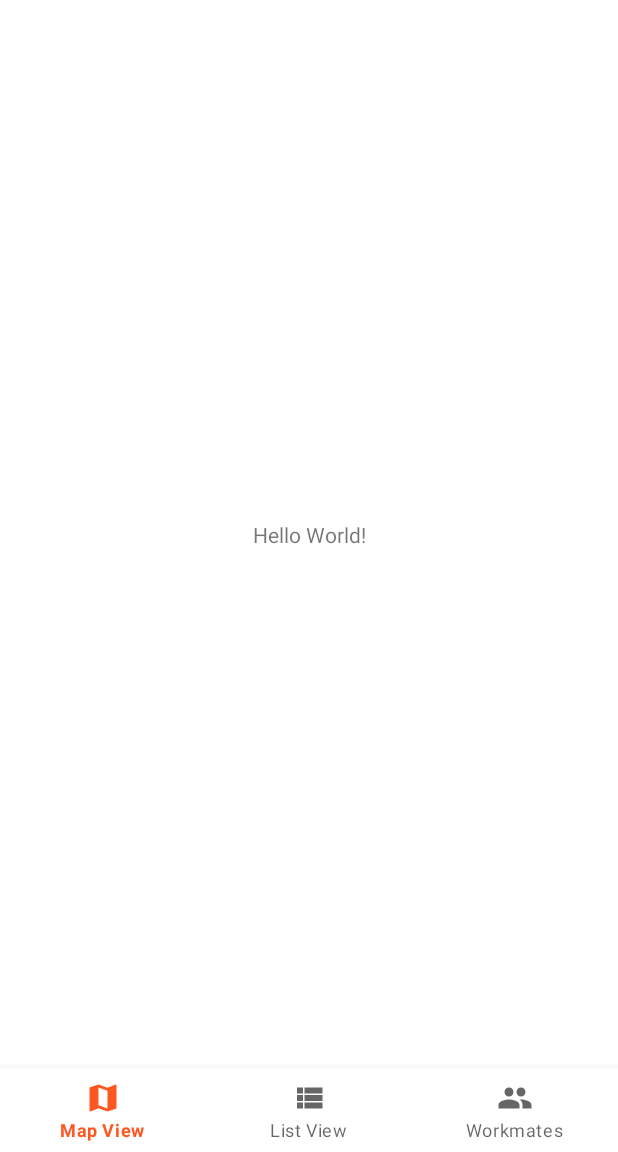
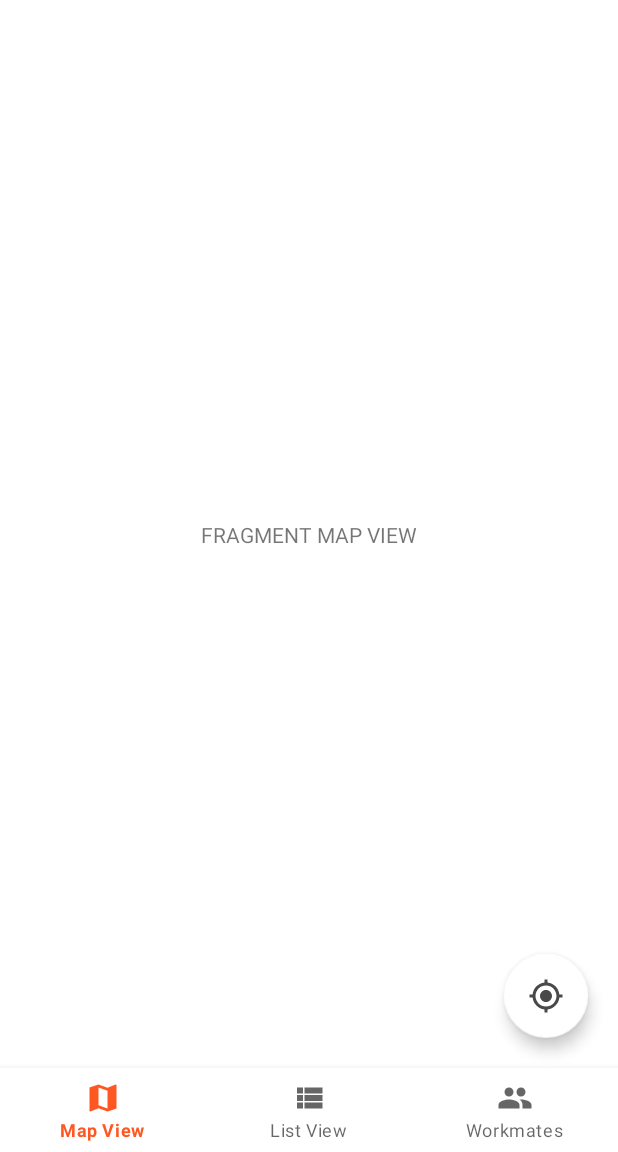
Before and after one commit to ETS-Android1/OC_Projet7_Go4Lunch, an Android app: the screen it shows after launch once a user with an empty profile is signed in (MainActivity), on a phone screen of 412 x 824 dp, the part 84-1236 px from its top. Run offline under Robolectric (Android 15) with nearby library versions, the light colour scheme and no system bars; our stand-ins replace Firebase (no records; nobody signed in at launch, a user with empty details on screens opened directly); libraries missing offline, so code that uses them is left out: com.firebase.ui.

Commit message:
Correction bug + Updates
1) Correction logout bug :
After a network disconnection event, the user can no longer go back to SignInActivity by clicking in "Logout" button in Navigation View.
MainActivity.java :
	- Update logoutUser() method

2) Add a "connectivity bar status" :
A new UI has been added to warn user when its device is no longer connected to any network (Wifi or Mobile data)

activity_main.xml :
	- Add new LinearLayout and MaterialTextView views

Add new file NetworkBroadcastReceiver

MainActivity.java :
	- Add new attribute networkBroadcastReceiver
	- Update onResume() method
	- Update onPause() method

3) Initialize child fragment
	- Add new layout resource fragment_list_view.xml
	- Add new layout resource fragment_map_view.xml
	- Add new layout resource fragment_workmates.xml
	- Add new file ListViewFragment.java
	- Add new file MapViewFragment.java
	- Add new file WorkmatesFragment.java

MainActivity.java :
	- Add new method handleBottomNavigationItemsListeners()

themes.xml :
	- Add style for child fragment FloatingActionButton
4) Update Navigation View background color
	- In color.xml, add new color light_orange

```diff
--- a/app/build.gradle
+++ b/app/build.gradle
@@ -59,6 +59,7 @@ dependencies {
 
     // Glide
     implementation 'com.github.bumptech.glide:glide:4.11.0'
+    implementation 'androidx.legacy:legacy-support-v4:1.0.0'
     annotationProcessor 'com.github.bumptech.glide:compiler:4.11.0'
 
     // Facebook Login
--- a/app/src/main/AndroidManifest.xml
+++ b/app/src/main/AndroidManifest.xml
@@ -5,6 +5,7 @@
     package="com.openclassrooms.go4lunch">
 
     <uses-permission android:name="android.permission.INTERNET"/>
+    <uses-permission android:name="android.permission.ACCESS_FINE_LOCATION"/>
 
     <application
         android:allowBackup="true"
@@ -47,6 +48,7 @@
             </intent-filter>
         </activity>
         <activity android:name=".ui.activities.MainActivity"/>
+
     </application>
 
 </manifest>
--- a/app/src/main/java/com/openclassrooms/go4lunch/ui/activities/MainActivity.java
+++ b/app/src/main/java/com/openclassrooms/go4lunch/ui/activities/MainActivity.java
@@ -1,10 +1,19 @@
 package com.openclassrooms.go4lunch.ui.activities;
 
 import androidx.annotation.NonNull;
+import androidx.annotation.RequiresApi;
 import androidx.appcompat.app.ActionBarDrawerToggle;
 import androidx.appcompat.app.AppCompatActivity;
+import androidx.core.app.ActivityCompat;
+import androidx.core.content.ContextCompat;
 import androidx.core.view.GravityCompat;
+import android.Manifest;
 import android.annotation.SuppressLint;
+import android.content.Intent;
+import android.content.IntentFilter;
+import android.content.pm.PackageManager;
+import android.net.ConnectivityManager;
+import android.os.Build;
 import android.os.Bundle;
 import android.util.Log;
 import android.view.Menu;
@@ -15,6 +24,7 @@ import android.widget.TextView;
 import com.bumptech.glide.Glide;
 import com.bumptech.glide.request.RequestOptions;
 import com.firebase.ui.auth.AuthUI;
+import com.google.android.gms.tasks.OnFailureListener;
 import com.google.android.gms.tasks.OnSuccessListener;
 import com.google.android.material.navigation.NavigationView;
 import com.google.android.material.snackbar.Snackbar;
@@ -23,12 +33,20 @@ import com.google.firebase.auth.FirebaseUser;
 import com.openclassrooms.go4lunch.R;
 import com.openclassrooms.go4lunch.databinding.ActivityMainBinding;
 import com.openclassrooms.go4lunch.ui.dialogs.LogoutDialog;
+import com.openclassrooms.go4lunch.ui.fragments.ListViewFragment;
+import com.openclassrooms.go4lunch.ui.fragments.MapViewFragment;
+import com.openclassrooms.go4lunch.ui.fragments.WorkmatesFragment;
+import com.openclassrooms.go4lunch.ui.receivers.NetworkBroadcastReceiver;
 
-public class MainActivity extends AppCompatActivity implements NavigationView.OnNavigationItemSelectedListener, MainActivityCallback{
+public class MainActivity extends AppCompatActivity implements NavigationView.OnNavigationItemSelectedListener, MainActivityCallback {
 
     private ActivityMainBinding binding;
     private FirebaseUser user;
+
     private static final int SIGN_OUT = 10;
+    private static final int LOCATION_PERMISSION_CODE = 100;
+
+    private NetworkBroadcastReceiver networkBroadcastReceiver;
 
     @Override
     protected void onCreate(Bundle savedInstanceState) {
@@ -40,11 +58,24 @@ public class MainActivity extends AppCompatActivity implements NavigationView.On
         initializeDrawerLayout();
         initializeNavigationView();
         loadUserInfoInNavigationView();
+        handleBottomNavigationItemsListeners();
+
+        networkBroadcastReceiver = new NetworkBroadcastReceiver(binding.barConnectivityInfo);
     }
 
-    private void initializeToolbar() {
-        setSupportActionBar(binding.toolbar);
+    @Override
+    protected void onResume() {
+        super.onResume();
+        registerReceiver(networkBroadcastReceiver, new IntentFilter(ConnectivityManager.CONNECTIVITY_ACTION));
     }
+
+    @Override
+    protected void onPause() {
+        super.onPause();
+        unregisterReceiver(networkBroadcastReceiver);
+    }
+
+    private void initializeToolbar() { setSupportActionBar(binding.toolbar); }
 
     private void initializeDrawerLayout() {
         ActionBarDrawerToggle toogle = new ActionBarDrawerToggle(this, binding.drawerLayout, binding.toolbar,
@@ -53,9 +84,7 @@ public class MainActivity extends AppCompatActivity implements NavigationView.On
         toogle.syncState();
     }
 
-    private void initializeNavigationView() {
-        binding.navigationView.setNavigationItemSelectedListener(this);
-    }
+    private void initializeNavigationView() { binding.navigationView.setNavigationItemSelectedListener(this); }
 
     /**
      * This methods updates the Navigation View header with user information
@@ -110,11 +139,35 @@ public class MainActivity extends AppCompatActivity implements NavigationView.On
         return true;
     }
 
+    @SuppressLint("NonConstantResourceId")
+    private void handleBottomNavigationItemsListeners() {
+        binding.bottomNavigationBar.setOnNavigationItemSelectedListener((@NonNull MenuItem item) -> {
+                item.setChecked(true);
+                switch (item.getItemId()) {
+                    case R.id.map : // Map View Fragment
+                        getSupportFragmentManager().beginTransaction()
+                                .replace(R.id.fragment_container_view, MapViewFragment.newInstance(), MapViewFragment.TAG)
+                                .commit();
+                        break;
+                    case R.id.list : // List View Fragment
+                        getSupportFragmentManager().beginTransaction()
+                                .replace(R.id.fragment_container_view, ListViewFragment.newInstance(), ListViewFragment.TAG)
+                                .commit();
+                        break;
+                    case R.id.workmates : // Workmates Fragment
+                        getSupportFragmentManager().beginTransaction()
+                                .replace(R.id.fragment_container_view, WorkmatesFragment.newInstance(), WorkmatesFragment.TAG)
+                                .commit();
+                        break;
+                }
+                return false;
+            }
+        );
+    }
     @Override
     public void onBackPressed() {
-        if (binding.drawerLayout.isDrawerOpen(GravityCompat.START))
-            binding.drawerLayout.closeDrawer(GravityCompat.START);
-        else super.onBackPressed();
+        if (binding.drawerLayout.isDrawerOpen(GravityCompat.START)) binding.drawerLayout.closeDrawer(GravityCompat.START);
+        else finishAffinity();
     }
 
     private OnSuccessListener<Void> updateUIAfterRequestCompleted(final int request) {
@@ -124,6 +177,7 @@ public class MainActivity extends AppCompatActivity implements NavigationView.On
                 finish();
                 overridePendingTransition(R.anim.fade_in, R.anim.fade_out);
             }
+
         };
     }
 
@@ -133,6 +187,10 @@ public class MainActivity extends AppCompatActivity implements NavigationView.On
     @Override
     public void logoutUser() {
         AuthUI.getInstance().delete(this)
+                .addOnFailureListener(this, new OnFailureListener() {
+                    @Override
+                    public void onFailure(@NonNull Exception exception) { finish(); }
+                })
                 .addOnSuccessListener(this, updateUIAfterRequestCompleted(SIGN_OUT));
     }
 }
--- /dev/null
+++ b/app/src/main/java/com/openclassrooms/go4lunch/ui/fragments/MapViewFragment.java
@@ -0,0 +1,43 @@
+package com.openclassrooms.go4lunch.ui.fragments;
+
+import android.os.Bundle;
+
+import androidx.annotation.NonNull;
+import androidx.annotation.Nullable;
+import androidx.fragment.app.Fragment;
+import android.view.LayoutInflater;
+import android.view.View;
+import android.view.ViewGroup;
+import com.openclassrooms.go4lunch.databinding.FragmentMapViewBinding;
+
+public class MapViewFragment extends Fragment {
+
+    public final static String TAG = "TAG_MAP_VIEW_FRAGMENT";
+
+    private FragmentMapViewBinding binding;
+
+    public MapViewFragment() {
+        // Required empty public constructor
+    }
+
+    public static MapViewFragment newInstance() {
+        MapViewFragment fragment = new MapViewFragment();
+        return fragment;
+    }
+
+    @Override
+    public void onCreate(Bundle savedInstanceState) {
+        super.onCreate(savedInstanceState);
+    }
+
+    @Override
+    public View onCreateView(LayoutInflater inflater, ViewGroup container, Bundle savedInstanceState) {
+        binding = FragmentMapViewBinding.inflate(inflater, container, false);
+        return binding.getRoot();
+    }
+
+    @Override
+    public void onViewCreated(@NonNull View view, @Nullable Bundle savedInstanceState) {
+        super.onViewCreated(view, savedInstanceState);
+    }
+}
--- /dev/null
+++ b/app/src/main/java/com/openclassrooms/go4lunch/ui/receivers/NetworkBroadcastReceiver.java
@@ -0,0 +1,41 @@
+package com.openclassrooms.go4lunch.ui.receivers;
+
+import android.content.BroadcastReceiver;
+import android.content.Context;
+import android.content.Intent;
+import android.net.ConnectivityManager;
+import android.net.NetworkInfo;
+import android.view.View;
+import android.view.ViewPropertyAnimator;
+import android.widget.LinearLayout;
+
+/**
+ * This class is used to detect any "network change" event and update MainActivity UI according
+ * to the network status.
+ */
+public class NetworkBroadcastReceiver extends BroadcastReceiver {
+
+    private final LinearLayout connectivityInfoBar;
+
+    public NetworkBroadcastReceiver(LinearLayout connectivityInfoBar) {
+        this.connectivityInfoBar = connectivityInfoBar;
+    }
+
+    @Override
+    public void onReceive(Context context, Intent intent) {
+
+        ConnectivityManager connectivityManager = (ConnectivityManager) context.getSystemService(Context.CONNECTIVITY_SERVICE);
+        NetworkInfo networkInfo = connectivityManager.getActiveNetworkInfo();
+
+        if (networkInfo != null) { // Wifi ou Mobile Data network activated -> Hide connectivity info bar
+            ViewPropertyAnimator fadeOutAnim = (ViewPropertyAnimator) connectivityInfoBar.animate().alpha(0.0f).setDuration(200);
+            fadeOutAnim.withEndAction(() -> connectivityInfoBar.setVisibility(View.GONE));
+
+        }
+        else { // No network -> Display connectivity info bar
+            connectivityInfoBar.setVisibility(View.VISIBLE);
+            ViewPropertyAnimator fadeInAnim = (ViewPropertyAnimator) connectivityInfoBar.animate().alpha(1.0f).setDuration(200);
+            fadeInAnim.start();
+        }
+    }
+}
--- a/app/src/main/res/layout/activity_main.xml
+++ b/app/src/main/res/layout/activity_main.xml
@@ -22,14 +22,44 @@
             app:layout_constraintRight_toRightOf="parent"
             app:layout_constraintTop_toTopOf="parent" />
 
-        <TextView
-            android:layout_width="wrap_content"
-            android:layout_height="wrap_content"
-            android:text="Hello World!"
-            app:layout_constraintBottom_toBottomOf="parent"
+        <LinearLayout
+            android:id="@+id/bar_connectivity_info"
+            android:layout_width="match_parent"
+            android:layout_height="?android:actionBarSize"
             app:layout_constraintLeft_toLeftOf="parent"
             app:layout_constraintRight_toRightOf="parent"
-            app:layout_constraintTop_toTopOf="parent" />
+            app:layout_constraintTop_toBottomOf="@id/toolbar"
+            android:background="#323232"
+            android:visibility="gone">
+            <com.google.android.material.textview.MaterialTextView
+                android:text="No network detected"
+                android:textStyle="bold"
+                android:textColor="@color/orange"
+                android:layout_gravity="center_vertical"
+                android:layout_marginStart="20dp"
+                android:background="#323232"
+                android:layout_width="wrap_content"
+                android:layout_height="wrap_content"/>
+        </LinearLayout>
+
+        <!-- Fragment Container -->
+        <FrameLayout
+            android:id="@+id/fragment_container"
+            android:layout_width="match_parent"
+            android:layout_height="0dp"
+            android:layout_marginTop="?attr/actionBarSize"
+            app:layout_constraintLeft_toLeftOf="parent"
+            app:layout_constraintTop_toTopOf="parent"
+            app:layout_constraintRight_toRightOf="parent"
+            app:layout_constraintBottom_toTopOf="@id/bottom_navigation_bar">
+
+            <androidx.fragment.app.FragmentContainerView
+                android:id="@+id/fragment_container_view"
+                android:layout_width="match_parent"
+                android:layout_height="match_parent"
+                android:tag="TAG_MAP_VIEW_FRAGMENT"
+                android:name="com.openclassrooms.go4lunch.ui.fragments.MapViewFragment"/>
+        </FrameLayout>
 
         <com.google.android.material.bottomnavigation.BottomNavigationView
             android:id="@+id/bottom_navigation_bar"
@@ -48,7 +78,7 @@
         android:layout_height="match_parent"
         android:layout_gravity="start"
         android:fitsSystemWindows="true"
-        android:background="@color/orange"
+        android:background="@color/light_orange"
         app:headerLayout="@layout/main_activity_nav_header"
         app:menu="@menu/main_activity_menu_drawer"
         app:itemIconTint="@color/white"
--- /dev/null
+++ b/app/src/main/res/layout/fragment_map_view.xml
@@ -0,0 +1,28 @@
+<?xml version="1.0" encoding="utf-8"?>
+<androidx.constraintlayout.widget.ConstraintLayout xmlns:android="http://schemas.android.com/apk/res/android"
+    xmlns:tools="http://schemas.android.com/tools"
+    android:layout_width="match_parent"
+    android:layout_height="match_parent"
+    xmlns:app="http://schemas.android.com/apk/res-auto"
+    tools:context=".ui.fragments.MapViewFragment"
+    android:id="@+id/fragment_map_root_layout">
+
+    <!-- TODO: Update blank fragment layout -->
+    <TextView
+        android:layout_width="wrap_content"
+        android:layout_height="wrap_content"
+        android:text="FRAGMENT MAP VIEW"
+        app:layout_constraintTop_toTopOf="parent"
+        app:layout_constraintBottom_toBottomOf="parent"
+        app:layout_constraintLeft_toLeftOf="parent"
+        app:layout_constraintRight_toRightOf="parent"/>
+
+    <com.google.android.material.floatingactionbutton.FloatingActionButton
+        android:layout_width="wrap_content"
+        android:layout_height="wrap_content"
+        android:layout_margin="20dp"
+        app:layout_constraintRight_toRightOf="parent"
+        app:layout_constraintBottom_toBottomOf="parent"
+        style="@style/FloatingActionButtonStyle"/>
+
+</androidx.constraintlayout.widget.ConstraintLayout>
--- a/app/src/main/res/values/colors.xml
+++ b/app/src/main/res/values/colors.xml
@@ -10,4 +10,5 @@
 
     <color name="orange">#FF5722</color>
     <color name="dark_orange">#C41C00</color>
+    <color name="light_orange">#FF8A50</color>
 </resources>
--- a/app/src/main/res/values/strings.xml
+++ b/app/src/main/res/values/strings.xml
@@ -30,4 +30,5 @@
     <string name="message_logout_dialog">Do you want to logout ?</string>
     <string name="positive_btn_logout_dialog">Yes</string>
     <string name="negative_btn_logout_dialog">Cancel</string>
+
 </resources>
--- a/app/src/main/res/values/themes.xml
+++ b/app/src/main/res/values/themes.xml
@@ -36,4 +36,12 @@
     <style name="Dialog" parent="Theme.AppCompat.Light.Dialog">
         <item name="colorOnPrimary">@color/orange</item>
     </style>
+
+    <!-- FloatingActionButton style -->
+    <style name="FloatingActionButtonStyle" parent="Widget.MaterialComponents.FloatingActionButton">
+        <item name="android:layout_margin">20dp</item>
+        <item name="android:src">@drawable/ic_baseline_gps_fixed_24dp_dark_grey</item>
+        <item name="backgroundTint">@color/white</item>
+        <item name="tint">#494949</item>
+    </style>
 </resources>
```
Also changed, not shown: app/src/main/java/com/openclassrooms/go4lunch/ui/fragments/ListViewFragment.java (added, +33 -0 lines), app/src/main/java/com/openclassrooms/go4lunch/ui/fragments/WorkmatesFragment.java (added, +32 -0 lines), app/src/main/res/layout-land/workmates_item.xml (deleted, +0 -23 lines), app/src/main/res/layout/fragment_list_view.xml (added, +19 -0 lines), app/src/main/res/layout/fragment_workmates.xml (added, +19 -0 lines), app/src/main/res/layout/list_view_item.xml (renamed from app/src/main/res/layout-land/list_view_item.xml, +20 -23 lines), app/src/main/res/drawable/logo.png (added).
